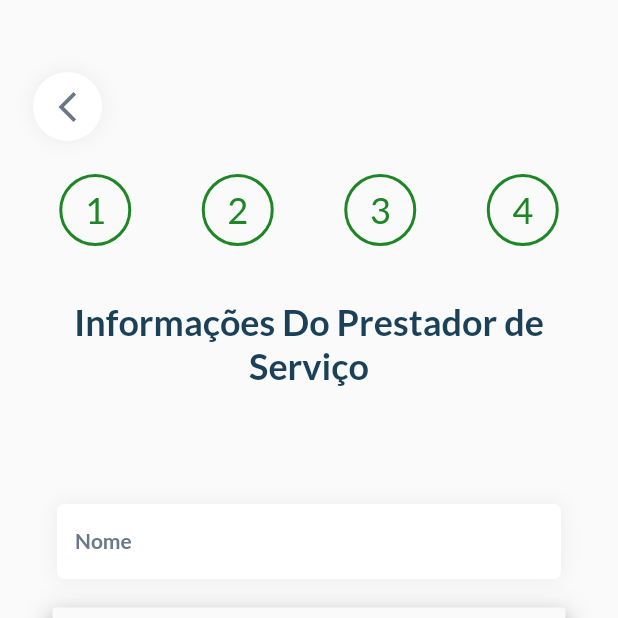
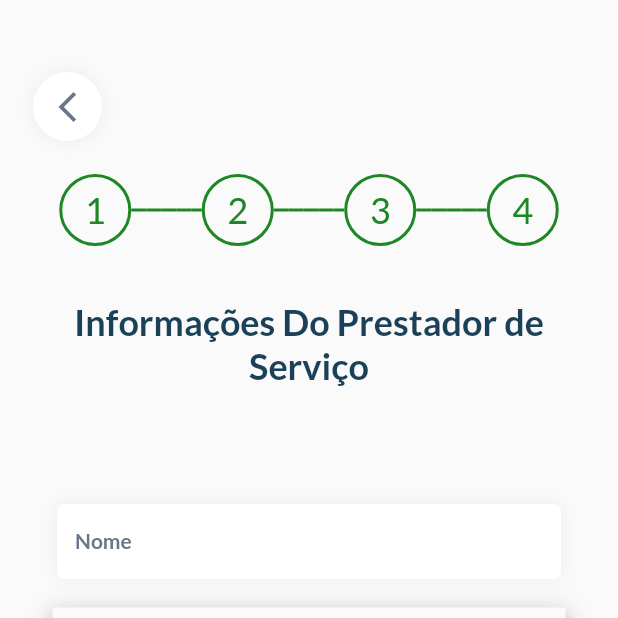
Before and after one commit to BeatEcoprove/beat_ecoprove_mobile, a Flutter app: the SignInView screen opened directly with empty values, after a tap on "Lavandaria", on a phone screen of 412 x 824 dp, the top half of it. Run offline on Flutter 3.47's test engine with Material 2 defaults, Android fonts, the phone set to English and light mode, and no system bars; our stand-ins replace flutter_dotenv, flutter_rating_bar, flutter_svg, get_it, go_router, image_picker and 2 more; accounts and stored records are empty.

Commit message:
refactor: repair line

```diff
--- a/lib/core/widgets/line.dart
+++ b/lib/core/widgets/line.dart
@@ -9,7 +9,7 @@ class Line extends StatelessWidget {
 
   const Line({
     super.key,
-    this.width = 10,
+    required this.width,
     this.stroke = 2,
     required this.color,
     this.dashSpacing = 0,
@@ -49,16 +49,15 @@ class LinePainter extends CustomPainter {
       ..color = color
       ..strokeWidth = stroke;
 
-    final path = Path();
     for (double startX = 0;
         startX < size.width;
         startX += dashLength + dashSpacing) {
-      final endX = startX + dashLength;
-      path.moveTo(startX, size.height / 2);
-      path.lineTo(endX, size.height / 2);
+      final endX = (startX + dashLength) < size.width
+          ? (startX + dashLength)
+          : size.width;
+      canvas.drawLine(Offset(startX, size.height / 2),
+          Offset(endX, size.height / 2), paint);
     }
-
-    canvas.drawPath(path, paint);
   }
 
   @override
```
